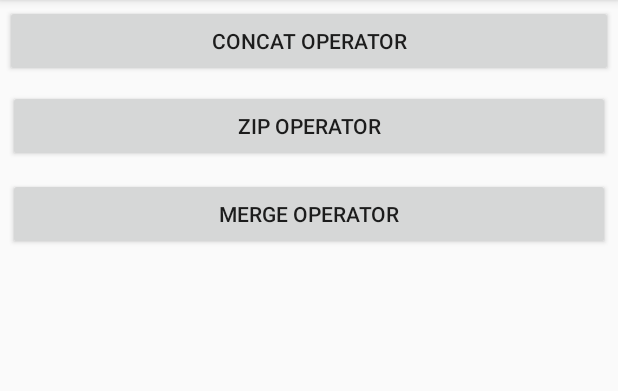
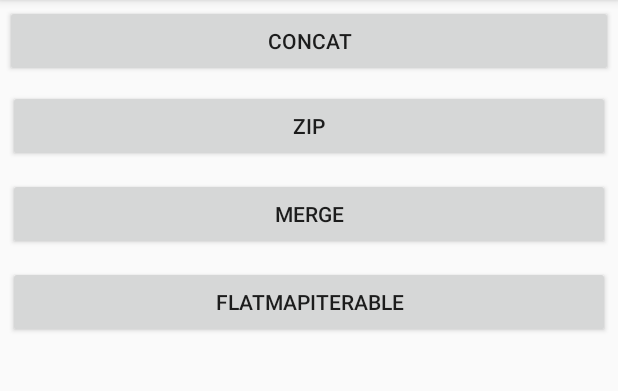
Before and after one commit to NandagopalR/RxJavaOperatorsExample, an Android app: the screen it shows after launch (MainActivity), on a phone screen of 412 x 824 dp, the part 84-475 px from its top. Run offline under Robolectric (Android 15) with nearby library versions, the phone set to English and light mode, and no system bars; our stand-ins replace ButterKnife.

Commit message:
Zip and FlatMap operators added

```diff
--- a/app/src/main/AndroidManifest.xml
+++ b/app/src/main/AndroidManifest.xml
@@ -19,6 +19,7 @@
     <activity android:name=".ui.operators.ConcatExampleActivity"/>
     <activity android:name=".ui.operators.ZipExampleActivity"/>
     <activity android:name=".ui.operators.MergeActivity"/>
+    <activity android:name=".ui.operators.FlatMapIterableActivity"/>
 
   </application>
 
--- a/app/src/main/java/com/nanda/rxjavaoperators/ui/home/MainActivity.java
+++ b/app/src/main/java/com/nanda/rxjavaoperators/ui/home/MainActivity.java
@@ -7,6 +7,7 @@ import butterknife.ButterKnife;
 import butterknife.OnClick;
 import com.nanda.rxjavaoperators.R;
 import com.nanda.rxjavaoperators.ui.operators.ConcatExampleActivity;
+import com.nanda.rxjavaoperators.ui.operators.FlatMapIterableActivity;
 import com.nanda.rxjavaoperators.ui.operators.MergeActivity;
 import com.nanda.rxjavaoperators.ui.operators.ZipExampleActivity;
 
@@ -29,4 +30,8 @@ public class MainActivity extends AppCompatActivity {
   @OnClick(R.id.btn_operator_merge) public void onMergeClick() {
     startActivity(new Intent(MainActivity.this, MergeActivity.class));
   }
+
+  @OnClick(R.id.btn_operator_flatmap) public void onFlatMapClick() {
+    startActivity(new Intent(MainActivity.this, FlatMapIterableActivity.class));
+  }
 }
--- a/app/src/main/res/layout/activity_main.xml
+++ b/app/src/main/res/layout/activity_main.xml
@@ -16,7 +16,7 @@
         android:layout_width="match_parent"
         android:layout_height="wrap_content"
         android:layout_margin="3dp"
-        android:text="Concat Operator"
+        android:text="Concat"
         />
 
     <Button
@@ -24,7 +24,7 @@
         android:layout_width="match_parent"
         android:layout_height="wrap_content"
         android:layout_margin="5dp"
-        android:text="Zip Operator"
+        android:text="Zip"
         />
 
     <Button
@@ -32,7 +32,15 @@
         android:layout_width="match_parent"
         android:layout_height="wrap_content"
         android:layout_margin="5dp"
-        android:text="Merge Operator"
+        android:text="Merge"
+        />
+
+    <Button
+        android:id="@+id/btn_operator_flatmap"
+        android:layout_width="match_parent"
+        android:layout_height="wrap_content"
+        android:layout_margin="5dp"
+        android:text="FlatMapIterable"
         />
   </LinearLayout>
 </ScrollView>
```
Also changed, not shown: app/src/main/java/com/nanda/rxjavaoperators/ui/operators/FlatMapIterableActivity.java (added, +47 -0 lines), app/src/main/java/com/nanda/rxjavaoperators/ui/operators/ZipExampleActivity.java (+9 -5 lines), app/src/main/res/layout/activity_flatmap.xml (added, +27 -0 lines).
